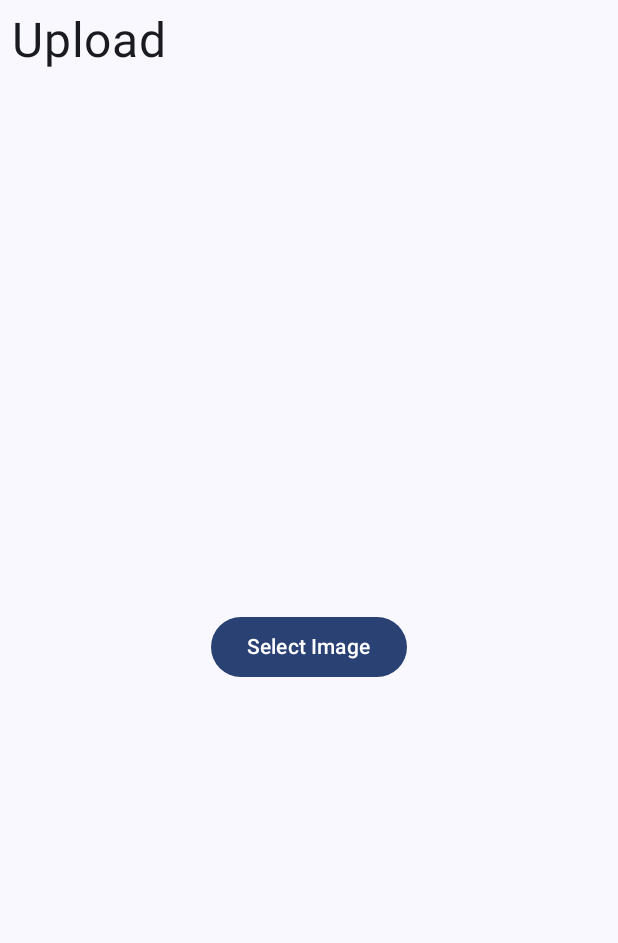
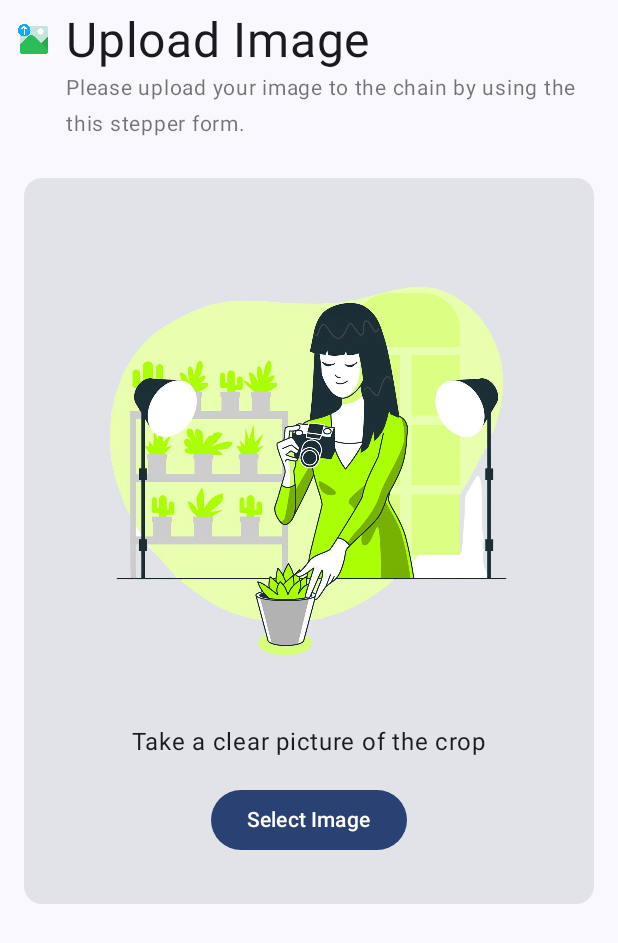
Before and after one commit to sujalagrawal2/CropChain-Android, an Android app built with Jetpack Compose: the composable UploadScreen shown on its own in the app's theme, on a phone screen of 412 x 824 dp. Shown: the top 943 px of the screen. Run offline under Robolectric (Android 15) with nearby library versions, the phone set to English and light mode, and no system bars; our stand-ins replace Dagger/Hilt's generated code, Room's generated code; libraries missing offline, so code that uses them is left out: org.web3j.abi, org.web3j.crypto, org.web3j.protocol, org.web3j.tx, org.web3j.utils; pictures from the network do not load; 4 statements that could not run were skipped.

Commit message:
Upload screen UI

```diff
--- a/app/src/main/java/com/hexagraph/cropchain/ui/component/IpfsImage.kt
+++ b/app/src/main/java/com/hexagraph/cropchain/ui/component/IpfsImage.kt
@@ -8,7 +8,9 @@ import androidx.compose.ui.unit.dp
 import coil.compose.AsyncImage
 
 @Composable
-fun DisplayImageFromIPFS(cid: String) {
+fun DisplayImageFromIPFS(
+    modifier: Modifier = Modifier,
+    cid: String) {
     val imageUrl = "https://gateway.pinata.cloud/ipfs/$cid"
 
     Log.e("ipfs",imageUrl)
@@ -16,6 +18,6 @@ fun DisplayImageFromIPFS(cid: String) {
         model = imageUrl,
         fallback = null,
         contentDescription = null,
-        modifier = Modifier.size(200.dp)
+        modifier = modifier.size(200.dp)
     )
 }
--- a/app/src/main/java/com/hexagraph/cropchain/ui/screens/dashboard/DashboardScreen.kt
+++ b/app/src/main/java/com/hexagraph/cropchain/ui/screens/dashboard/DashboardScreen.kt
@@ -11,6 +11,7 @@ import androidx.compose.material3.Button
 import androidx.compose.material3.Text
 import androidx.compose.runtime.Composable
 import androidx.compose.runtime.collectAsState
+import androidx.compose.runtime.getValue
 import androidx.compose.runtime.rememberUpdatedState
 import androidx.compose.ui.Modifier
 import androidx.compose.ui.unit.dp
@@ -36,7 +37,7 @@ fun DashboardScreen(
 
 @Composable
 fun UploadedImages(modifier: Modifier = Modifier, dashboardViewModel: DashboardViewModel) {
-    val pics = dashboardViewModel.imagesss.collectAsState().value
+    val pics by dashboardViewModel.imagesss.collectAsState()
     Text(
         "Uploaded Images",
         modifier = Modifier.padding(horizontal = 16.dp),
--- a/app/src/main/java/com/hexagraph/cropchain/ui/screens/upload/UploadScreen.kt
+++ b/app/src/main/java/com/hexagraph/cropchain/ui/screens/upload/UploadScreen.kt
@@ -18,11 +18,13 @@ import androidx.compose.foundation.layout.size
 import androidx.compose.material.icons.Icons
 import androidx.compose.material.icons.filled.Check
 import androidx.compose.material3.Button
+import androidx.compose.material3.Card
 import androidx.compose.material3.CircularProgressIndicator
 import androidx.compose.material3.Icon
 import androidx.compose.material3.MaterialTheme
 import androidx.compose.material3.Text
 import androidx.compose.runtime.Composable
+import androidx.compose.runtime.collectAsState
 import androidx.compose.runtime.getValue
 import androidx.compose.runtime.mutableStateOf
 import androidx.compose.runtime.remember
@@ -31,11 +33,13 @@ import androidx.compose.ui.Alignment
 import androidx.compose.ui.Modifier
 import androidx.compose.ui.graphics.Color
 import androidx.compose.ui.platform.LocalContext
+import androidx.compose.ui.res.painterResource
 import androidx.compose.ui.unit.dp
 import androidx.compose.ui.unit.sp
 import androidx.hilt.navigation.compose.hiltViewModel
 import coil.compose.AsyncImage
 import coil.compose.rememberAsyncImagePainter
+import com.hexagraph.cropchain.R
 import kotlinx.coroutines.CoroutineScope
 import kotlinx.coroutines.Dispatchers
 import kotlinx.coroutines.delay
@@ -49,24 +53,23 @@ fun UploadScreen(
     viewModel: UploadScreenViewModel = hiltViewModel(),
 //    @ApplicationContext context: Context
 ) {
-
-    val uploadImageStatus by viewModel.uploadImageStatus
-
-
-    Column(modifier = modifier) {
-        Text("Upload", fontSize = 32.sp, modifier = Modifier.padding(8.dp))
-
     var selectedImageUri by remember { mutableStateOf<Uri?>(null) }
     val launcher = rememberLauncherForActivityResult(
         contract = ActivityResultContracts.GetContent()
     ) { uri ->
         selectedImageUri = uri
     }
+    val uiState by viewModel.uploadUiState.collectAsState()
 
+    Column(modifier = modifier) {
+        UploadScreenTitle(
+            modifier = Modifier.padding(8.dp)
+        )
+
+        CenterCardWithIllustration(
+            modifier = Modifier.padding(16.dp),
+        ) {
             Column(
-            modifier = Modifier
-                .fillMaxSize()
-                .padding(16.dp),
                 verticalArrangement = Arrangement.Center,
                 horizontalAlignment = Alignment.CenterHorizontally
             ) {
@@ -85,7 +88,7 @@ fun UploadScreen(
                         }) {
                             Text(text = "Upload Image")
                         }
-                    if (uploadImageStatus == UploadImageStatus.COMPLETED) {
+                        if (uiState.uploadImageStatus == UploadImageStatus.COMPLETED) {
                             var iconVisible by remember { mutableStateOf(true) }
                             if (iconVisible)
                                 Icon(
@@ -102,18 +105,18 @@ fun UploadScreen(
                                 iconVisible = false
                             }
                         }
-                    if (uploadImageStatus == UploadImageStatus.LOADING) {
+                        if (uiState.uploadImageStatus == UploadImageStatus.LOADING) {
                             CircularProgressIndicator(
                                 modifier = Modifier.size(50.dp),
                                 color = MaterialTheme.colorScheme.primary,
                                 strokeWidth = 4.dp
                             )
                         }
-                    if (uploadImageStatus == UploadImageStatus.ERROR) {
+                        if (uiState.uploadImageStatus == UploadImageStatus.ERROR) {
                             Toast.makeText(context, "Error in Uploading Image!", Toast.LENGTH_SHORT)
                                 .show()
                         }
-                    if (uploadImageStatus == UploadImageStatus.FAILED) {
+                        if (uiState.uploadImageStatus == UploadImageStatus.FAILED) {
                             Toast.makeText(
                                 context,
                                 "Failed Please check your Internet connection",
@@ -124,7 +127,7 @@ fun UploadScreen(
 
                     }
                     val uploadImageToBlockChainStatue by viewModel.uploadImageToBlockChainStatue
-                if (uploadImageStatus == UploadImageStatus.COMPLETED) {
+                    if (uiState.uploadImageStatus == UploadImageStatus.COMPLETED) {
                         Row {
                             Button(onClick = { viewModel.uploadImageToBlockChain() }) {
                                 Text("Upload to BlockChain")
@@ -154,13 +157,18 @@ fun UploadScreen(
                                 )
                             }
                             if (uploadImageToBlockChainStatue == UploadImageStatus.ERROR) {
-                            Toast.makeText(context, "Error in Uploading Image!", Toast.LENGTH_SHORT)
+                                Toast.makeText(
+                                    context,
+                                    "Error in Uploading Image!",
+                                    Toast.LENGTH_SHORT
+                                )
                                     .show()
                             }
                         }
                     }
                 }
 //            DisplayImageFromIPFS("QmSR2CUHtG5wffxHaxinjs1gE3V4Yf6fgKJ9guqbCzRNuJ")
+            }
         }
     }
 }
@@ -173,3 +181,56 @@ fun uriToFile(context: Context, uri: Uri): File {
     }
     return file
 }
+
+
+@Composable
+fun UploadScreenTitle(
+    modifier: Modifier = Modifier,
+    title: String = "Upload Image",
+    subtitle: String = "Please upload your image to the chain by using the this stepper form.",
+){
+    Row(
+        modifier = modifier
+    ) {
+        Image(
+            painter = painterResource(R.drawable.upload_image2),
+            contentDescription = "Upload Image Icon",
+            modifier = Modifier.size(28.dp)
+                .padding(top = 8.dp)
+
+        )
+        Column {
+            Text(title, fontSize = 32.sp, modifier = Modifier.padding(horizontal = 8.dp))
+            Text(
+                subtitle, fontSize = 14.sp, modifier = Modifier.padding(horizontal = 8.dp),
+                color = MaterialTheme.colorScheme.onSurface.copy(alpha = 0.6f)
+            )
+        }
+    }
+}
+
+@Composable
+fun CenterCardWithIllustration(
+    modifier: Modifier = Modifier,
+    buttonContent: @Composable () -> Unit,
+){
+    Card(
+        modifier = modifier,
+    ) {
+        Column(
+            modifier = Modifier.padding(16.dp),
+            verticalArrangement = Arrangement.Center,
+            horizontalAlignment = Alignment.CenterHorizontally
+        ) {
+            Image(
+                painter = painterResource(R.drawable.capture_illustration),
+                contentDescription = "Capture Illustration",
+                modifier = Modifier
+            )
+            Text(text = "Take a clear picture of the crop", fontSize = 16.sp)
+            Spacer(modifier = Modifier.height(16.dp))
+            buttonContent()
+        }
+    }
+
+}
--- /dev/null
+++ b/app/src/main/java/com/hexagraph/cropchain/ui/screens/upload/UploadScreenUIState.kt
@@ -0,0 +1,6 @@
+package com.hexagraph.cropchain.ui.screens.upload
+
+data class UploadScreenUIState(
+    val uploadImageStatus: UploadImageStatus = UploadImageStatus.IDLE,
+    val url: String? = null
+)
```
Also changed, not shown: app/src/main/java/com/hexagraph/cropchain/ui/screens/upload/UploadImageStatus.kt (added, +9 -0 lines), app/src/main/java/com/hexagraph/cropchain/ui/screens/upload/UploadScreenViewModel.kt (+34 -18 lines), app/src/main/res/drawable/capture_illustration.png (added), app/src/main/res/drawable/imagesnew.png (added), app/src/main/res/drawable/upload_image.png (added), app/src/main/res/drawable/upload_image2.png (added). Lines whose indentation alone changed are shown as unchanged.
